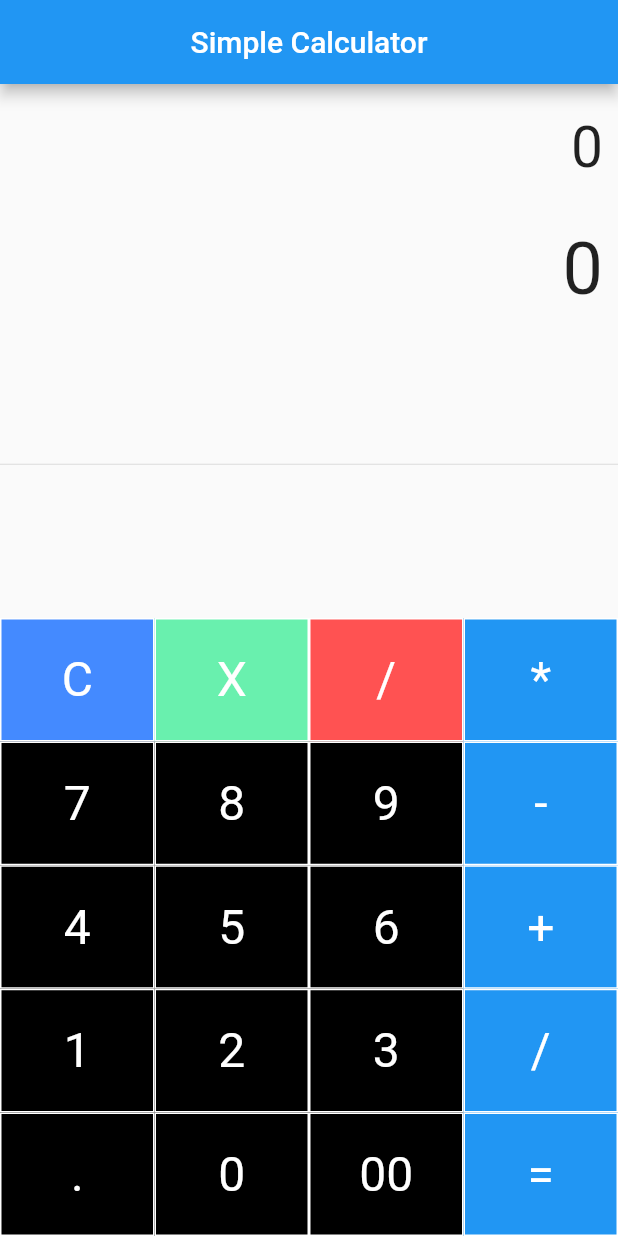
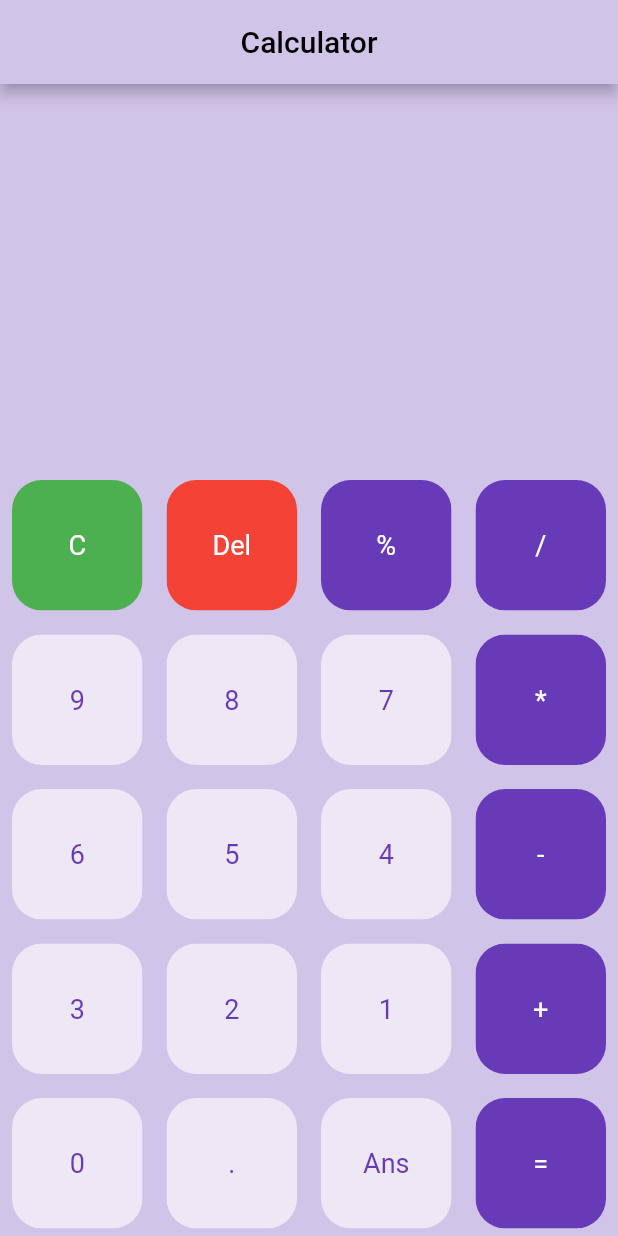
Before and after one commit to Harsh0090/my_calculator_app, a Flutter app: the screen it shows after launch, on a phone screen of 412 x 824 dp. Run offline on Flutter 3.47's test engine with Material 2 defaults, Android fonts, the phone set to English and light mode, and no system bars; our stand-ins replace math_expressions.

Commit message:
saving app

```diff
--- a/lib/SimpleCalculator.dart
+++ /dev/null
@@ -1,237 +0,0 @@
-import 'package:flutter/material.dart';
-import 'package:math_expressions/math_expressions.dart';
-
-class SimpleCalculator extends StatefulWidget {
-  const SimpleCalculator({Key? key}) : super(key: key);
-
-  @override
-  State<SimpleCalculator> createState() => _SimpleCalculatorState();
-}
-
-class _SimpleCalculatorState extends State<SimpleCalculator> {
-  String equation = "0";
-  String result = "0";
-  String expression = "";
-  double equationFontSize = 38.0;
-  double resultFontSize = 48.0;
-
-  buttonPressed(String buttonText) {
-    setState(() {
-      if (buttonText == "C") {
-        double equationFontSize = 38.0;
-        double resultFontSize = 48.0;
-        result = "0";
-        equation = "0";
-      } else if (buttonText == "X") {
-        double equationFontSize = 38.0;
-        double resultFontSize = 48.0;
-        equation = equation.substring(0, equation.length - 1);
-        if (equation == "") {
-          equation = "0";
-        }
-      } else if (buttonText == "=") {
-        double equationFontSize = 38.0;
-        double resultFontSize = 48.0;
-
-        expression = equation;
-        expression = expression.replaceAll('x', '*');
-        expression = expression.replaceAll('/', '/');
-
-        try {
-          Parser p = new Parser();
-          Expression exp = p.parse(expression);
-
-          ContextModel cm = ContextModel();
-          result = '${exp.evaluate(EvaluationType.REAL, cm)}';
-        } catch (e) {
-          result = "Error";
-        }
-      } else {
-        equationFontSize = 48.0;
-        resultFontSize = 38.0;
-        if (equation == "0") {
-          equation = buttonText;
-        } else {
-          equation = equation + buttonText;
-        }
-      }
-    });
-  }
-
-  Widget buildButton(
-      {required String buttonText,
-      required double buttonHeight,
-      required Color buttonColor}) {
-    return Container(
-      height: MediaQuery.of(context).size.height * 0.1 * buttonHeight,
-      color: buttonColor,
-      child: FlatButton(
-        shape: RoundedRectangleBorder(
-            borderRadius: BorderRadius.circular(0.0),
-            side: BorderSide(
-                color: Colors.white, width: 1, style: BorderStyle.solid)),
-        padding: EdgeInsets.all(15.0),
-        onPressed: () => buttonPressed(buttonText),
-        child: Text(
-          buttonText,
-          style: TextStyle(
-              fontSize: 32.0,
-              fontWeight: FontWeight.normal,
-              color: Colors.white),
-        ),
-      ),
-    );
-  }
-
-  @override
-  Widget build(BuildContext context) {
-    return Scaffold(
-      appBar: AppBar(
-        title: Text("Simple Calculator"),
-        centerTitle: true,
-      ),
-      body: Column(
-        children: [
-          Container(
-            alignment: Alignment.centerRight,
-            padding: EdgeInsets.fromLTRB(10, 20, 10, 0),
-            child: Text(
-              equation,
-              style: TextStyle(fontSize: equationFontSize),
-            ),
-          ),
-          Container(
-            alignment: Alignment.centerRight,
-            padding: EdgeInsets.fromLTRB(10, 30, 10, 0),
-            child: Text(
-              equation,
-              style: TextStyle(fontSize: resultFontSize),
-            ),
-          ),
-          Expanded(
-            child: Divider(),
-          ),
-          Row(
-            mainAxisAlignment: MainAxisAlignment.center,
-            children: [
-              Container(
-                width: MediaQuery.of(context).size.width * .75,
-                child: Table(
-                  children: [
-                    TableRow(children: [
-                      buildButton(
-                          buttonText: "C",
-                          buttonHeight: 1,
-                          buttonColor: Colors.blueAccent),
-                      buildButton(
-                          buttonText: "X",
-                          buttonHeight: 1,
-                          buttonColor: Colors.greenAccent),
-                      buildButton(
-                          buttonText: "/",
-                          buttonHeight: 1,
-                          buttonColor: Colors.redAccent),
-                    ]),
-                    TableRow(children: [
-                      buildButton(
-                          buttonText: "7",
-                          buttonHeight: 1,
-                          buttonColor: Colors.black),
-                      buildButton(
-                          buttonText: "8",
-                          buttonHeight: 1,
-                          buttonColor: Colors.black),
-                      buildButton(
-                          buttonText: "9",
-                          buttonHeight: 1,
-                          buttonColor: Colors.black),
-                    ]),
-                    TableRow(children: [
-                      buildButton(
-                          buttonText: "4",
-                          buttonHeight: 1,
-                          buttonColor: Colors.black),
-                      buildButton(
-                          buttonText: "5",
-                          buttonHeight: 1,
-                          buttonColor: Colors.black),
-                      buildButton(
-                          buttonText: "6",
-                          buttonHeight: 1,
-                          buttonColor: Colors.black),
-                    ]),
-                    TableRow(children: [
-                      buildButton(
-                          buttonText: "1",
-                          buttonHeight: 1,
-                          buttonColor: Colors.black),
-                      buildButton(
-                          buttonText: "2",
-                          buttonHeight: 1,
-                          buttonColor: Colors.black),
-                      buildButton(
-                          buttonText: "3",
-                          buttonHeight: 1,
-                          buttonColor: Colors.black),
-                    ]),
-                    TableRow(children: [
-                      buildButton(
-                          buttonText: ".",
-                          buttonHeight: 1,
-                          buttonColor: Colors.black),
-                      buildButton(
-                          buttonText: "0",
-                          buttonHeight: 1,
-                          buttonColor: Colors.black),
-                      buildButton(
-                          buttonText: "00",
-                          buttonHeight: 1,
-                          buttonColor: Colors.black),
-                    ]),
-                  ],
-                ),
-              ),
-              Container(
-                width: MediaQuery.of(context).size.width * 0.25,
-                child: Table(
-                  children: [
-                    TableRow(children: [
-                      buildButton(
-                          buttonText: "*",
-                          buttonHeight: 1,
-                          buttonColor: Colors.blue),
-                    ]),
-                    TableRow(children: [
-                      buildButton(
-                          buttonText: "-",
-                          buttonHeight: 1,
-                          buttonColor: Colors.blue),
-                    ]),
-                    TableRow(children: [
-                      buildButton(
-                          buttonText: "+",
-                          buttonHeight: 1,
-                          buttonColor: Colors.blue),
-                    ]),
-                    TableRow(children: [
-                      buildButton(
-                          buttonText: "/",
-                          buttonHeight: 1,
-                          buttonColor: Colors.blue),
-                    ]),
-                    TableRow(children: [
-                      buildButton(
-                          buttonText: "=",
-                          buttonHeight: 1,
-                          buttonColor: Colors.blue),
-                    ]),
-                  ],
-                ),
-              )
-            ],
-          )
-        ],
-      ),
-    );
-  }
-}
--- /dev/null
+++ b/lib/buttons.dart
@@ -0,0 +1,38 @@
+import 'package:flutter/material.dart';
+
+class MyButtons extends StatelessWidget {
+  final color;
+  final textColor;
+  final String buttonText;
+  final buttontapped;
+  const MyButtons({
+    Key? key,
+    this.color,
+    this.textColor,
+    required this.buttonText,
+    this.buttontapped,
+  }) : super(key: key);
+
+  @override
+  Widget build(BuildContext context) {
+    return Padding(
+      padding: const EdgeInsets.all(8.0),
+      child: GestureDetector(
+        onTap: buttontapped,
+        child: ClipRRect(
+          child: Container(
+            height: 30,
+            color: color,
+            child: Center(
+              child: Text(
+                buttonText,
+                style: TextStyle(color: textColor, fontSize: 18),
+              ),
+            ),
+          ),
+          borderRadius: BorderRadius.circular(20),
+        ),
+      ),
+    );
+  }
+}
--- a/lib/main.dart
+++ b/lib/main.dart
@@ -1,5 +1,6 @@
-import 'package:calculator_app/SimpleCalculator.dart';
+import 'package:calculator_app/buttons.dart';
 import 'package:flutter/material.dart';
+import 'package:math_expressions/math_expressions.dart';
 
 void main() {
   runApp(const Calculator());
@@ -10,11 +11,159 @@ class Calculator extends StatelessWidget {
 
   @override
   Widget build(BuildContext context) {
-    return MaterialApp(
+    return const MaterialApp(
       debugShowCheckedModeBanner: false,
-      title: "Calculator",
-      theme: ThemeData(primaryColor: Colors.amber),
-      home: SimpleCalculator(),
+      home: HomePage(),
     );
   }
 }
+
+class HomePage extends StatefulWidget {
+  const HomePage({Key? key}) : super(key: key);
+
+  @override
+  State<HomePage> createState() => _HomePageState();
+}
+
+class _HomePageState extends State<HomePage> {
+  var userQuestion = "";
+  var useranswer = "";
+  final List<String> buttons = [
+    'C',
+    'Del',
+    '%',
+    '/',
+    '9',
+    '8',
+    '7',
+    '*',
+    '6',
+    '5',
+    '4',
+    '-',
+    '3',
+    '2',
+    '1',
+    '+',
+    '0',
+    '.',
+    'Ans',
+    '=',
+  ];
+  @override
+  Widget build(BuildContext context) {
+    return Scaffold(
+      backgroundColor: Colors.deepPurple[100],
+      appBar: AppBar(
+        backgroundColor: Colors.deepPurple[100],
+        title: Text(
+          "Calculator",
+          style: TextStyle(color: Colors.black),
+        ),
+        centerTitle: true,
+      ),
+      body: Column(
+        children: [
+          Expanded(
+              child: Container(
+            padding: EdgeInsets.all(10.0),
+            child: Column(
+              mainAxisAlignment: MainAxisAlignment.spaceEvenly,
+              children: [
+                Container(
+                  child: Text(
+                    userQuestion,
+                    style: TextStyle(fontWeight: FontWeight.bold, fontSize: 20),
+                  ),
+                  alignment: Alignment.centerLeft,
+                ),
+                Container(
+                  child: Text(
+                    useranswer,
+                    style: TextStyle(fontWeight: FontWeight.w400, fontSize: 18),
+                  ),
+                  alignment: Alignment.centerRight,
+                )
+              ],
+            ),
+          )),
+          Expanded(
+              flex: 2,
+              child: GridView.builder(
+                  itemCount: buttons.length,
+                  gridDelegate: SliverGridDelegateWithFixedCrossAxisCount(
+                      crossAxisCount: 4),
+                  itemBuilder: (BuildContext context, int index) {
+                    //clear button
+                    if (index == 0) {
+                      return MyButtons(
+                          buttontapped: () {
+                            setState(() {
+                              userQuestion = '';
+                            });
+                          },
+                          buttonText: buttons[index],
+                          color: Colors.green,
+                          textColor: Colors.white);
+                    }
+                    //del button
+                    else if (index == 1) {
+                      return MyButtons(
+                          buttontapped: () {
+                            setState(() {
+                              userQuestion = userQuestion.substring(
+                                  0, userQuestion.length - 1);
+                            });
+                          },
+                          buttonText: buttons[index],
+                          color: Colors.red,
+                          textColor: Colors.white);
+                    } //equal button
+                    else if (index == buttons.length - 1) {
+                      return MyButtons(
+                          buttontapped: () {
+                            setState(() {
+                              equalTapped();
+                            });
+                          },
+                          buttonText: buttons[index],
+                          color: Colors.deepPurple,
+                          textColor: Colors.white);
+                    } else {
+                      //Rest of the buttons
+                      return MyButtons(
+                          buttontapped: () {
+                            setState(() {
+                              userQuestion += buttons[index];
+                            });
+                          },
+                          buttonText: buttons[index],
+                          color: isOperator(buttons[index])
+                              ? Colors.deepPurple
+                              : Colors.deepPurple[50],
+                          textColor: isOperator(buttons[index])
+                              ? Colors.white
+                              : Colors.deepPurple);
+                    }
+                  }))
+        ],
+      ),
+    );
+  }
+
+  void equalTapped() {
+    String finalQuestion = userQuestion;
+    Parser p = Parser();
+    Expression exp = p.parse(finalQuestion);
+    ContextModel cm = ContextModel();
+    double eval = exp.evaluate(EvaluationType.REAL, cm);
+    useranswer = eval.toString();
+  }
+}
+
+bool isOperator(String x) {
+  if (x == '%' || x == '/' || x == '*' || x == '+' || x == '-' || x == '=') {
+    return true;
+  }
+  return false;
+}
--- a/pubspec.yaml
+++ b/pubspec.yaml
@@ -29,11 +29,10 @@ environment:
 dependencies:
   flutter:
     sdk: flutter
-
+  math_expressions: ^2.3.1
   # The following adds the Cupertino Icons font to your application.
   # Use with the CupertinoIcons class for iOS style icons.
   cupertino_icons: ^1.0.2
-  math_expressions: ^2.3.0
 
 dev_dependencies:
   flutter_test:
```
Also changed, not shown: pubspec.lock.
